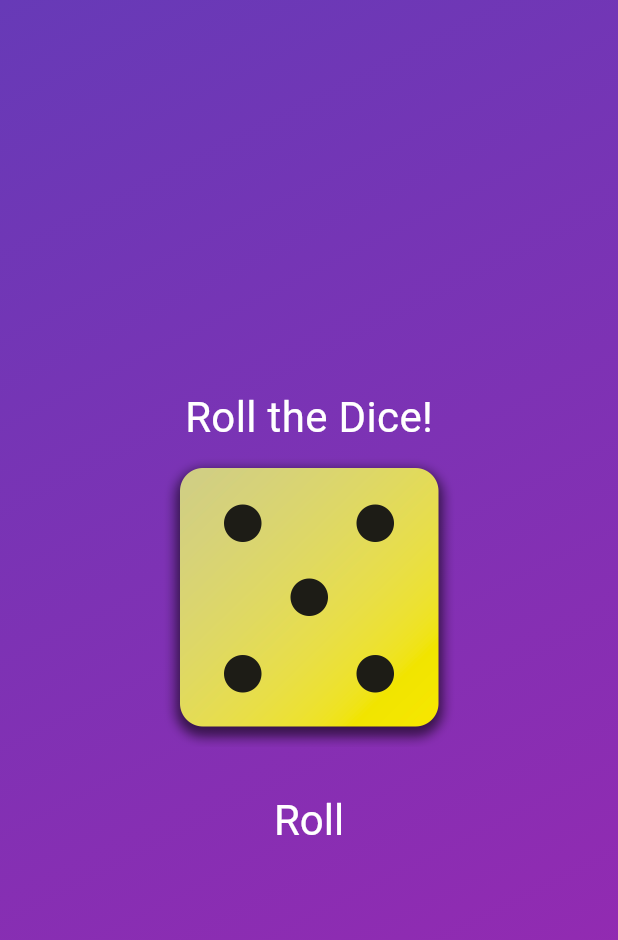
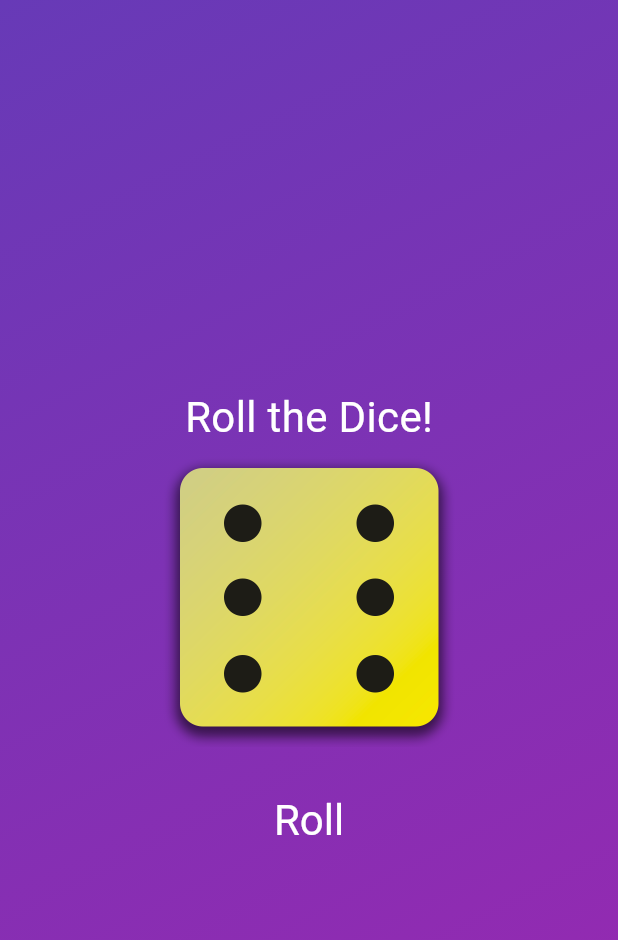
Before and after one commit to samsonites89/butterfree, a Flutter app: the screen it shows after launch, after a tap on "Roll", on a phone screen of 412 x 824 dp. Shown: the top 940 px of the screen. Run offline on Flutter 3.47's test engine with Material 3 defaults, Android fonts, the phone set to English and light mode, and no system bars.

Commit message:
temp updates

```diff
--- a/flutter_projects/first_app/lib/dice_roller.dart
+++ b/flutter_projects/first_app/lib/dice_roller.dart
@@ -1,6 +1,8 @@
 import 'package:first_app/styled_text.dart';
 import 'package:flutter/material.dart';
 import 'dart:math';
+
+final Random randomizer = Random();
 
 class DiceRoller extends StatefulWidget {
   const DiceRoller({super.key});
@@ -12,13 +14,12 @@ class DiceRoller extends StatefulWidget {
 }
 
 class _DiceRollerState extends State<DiceRoller> {
+  int currentDiceRoll = randomizer.nextInt(6) + 1;
 
-  String activeDiceImage = 'assets/img/dice-1.png';
 
   void onPressed() {
     setState(() {
-      int diceNumber = Random().nextInt(6) + 1;
-      activeDiceImage = 'assets/img/dice-$diceNumber.png';
+      currentDiceRoll = randomizer.nextInt(6) + 1;
     });
   }
 
@@ -29,7 +30,7 @@ class _DiceRollerState extends State<DiceRoller> {
       children: [
         const StyledText('Roll the Dice!'),
         Image.asset(
-          activeDiceImage,
+          'assets/img/dice-$currentDiceRoll.png',
           width: 200,
         ),
         const SizedBox(
--- a/flutter_projects/first_app/lib/grandient_container.dart
+++ b/flutter_projects/first_app/lib/grandient_container.dart
@@ -1,6 +1,6 @@
 import 'package:first_app/dice_roller.dart';
 import 'package:flutter/material.dart';
-import 'package:first_app/styled_text.dart';
+// import 'package:first_app/styled_text.dart';
 
 final beginAlignment = getAlignment(); // no reassigning.
 const endAlignment = Alignment.bottomRight;
```
Also changed, not shown: 2 other files.
